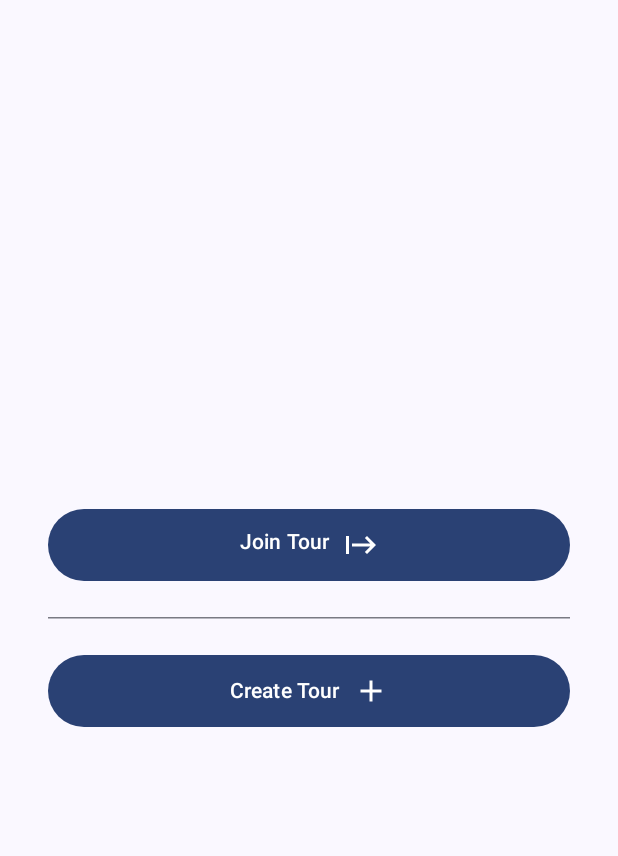
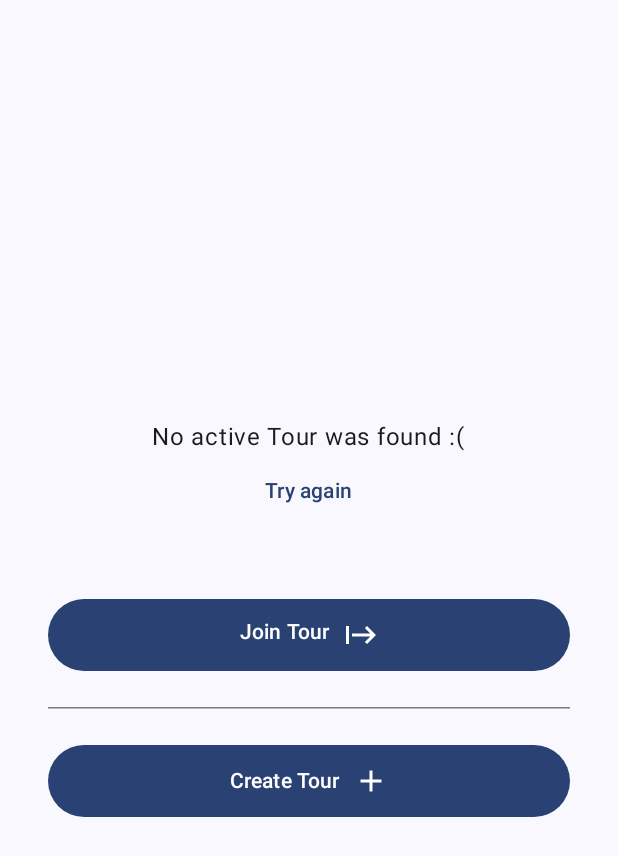
Before and after one commit to TheConsoleLog/android-module, an Android app built with Jetpack Compose: the composable NoTourScreen shown on its own in the app's theme, on a phone screen of 412 x 824 dp. Shown: the top 856 px of the screen. Run offline under Robolectric (Android 15) with nearby library versions, the phone set to English and light mode, and no system bars.

Commit message:
feat: ability to reload the tour stage after initial 404 not found

```diff
--- a/app/src/main/java/at/htlwels/ires/view/main/tour/NoTourScreen.kt
+++ b/app/src/main/java/at/htlwels/ires/view/main/tour/NoTourScreen.kt
@@ -13,7 +13,9 @@ import androidx.compose.material3.Button
 import androidx.compose.material3.HorizontalDivider
 import androidx.compose.material3.Icon
 import androidx.compose.material3.Text
+import androidx.compose.material3.TextButton
 import androidx.compose.runtime.Composable
+import androidx.compose.ui.Alignment
 import androidx.compose.ui.Modifier
 import androidx.compose.ui.res.painterResource
 import androidx.compose.ui.unit.dp
@@ -30,8 +32,16 @@ fun NoTourScreen(
         modifier = Modifier
             .fillMaxSize()
             .padding(32.dp),
-        verticalArrangement = Arrangement.Center
+        verticalArrangement = Arrangement.Center,
+        horizontalAlignment = Alignment.CenterHorizontally
     ) {
+
+        Text("No active Tour was found :(")
+        TextButton(onClick = { viewModel.fetchUserTour() }) {
+            Text("Try again")
+        }
+
+        VerticalSpacer(48)
 
         Button(
             modifier = Modifier
--- a/app/src/main/java/at/htlwels/ires/view/main/tour/TourScreen.kt
+++ b/app/src/main/java/at/htlwels/ires/view/main/tour/TourScreen.kt
@@ -1,12 +1,11 @@
 package at.htlwels.ires.view.main.tour
 
-import androidx.compose.material3.CircularProgressIndicator
 import androidx.compose.runtime.Composable
 import androidx.compose.runtime.LaunchedEffect
 import at.htlwels.bonfire.view.auth.ErrorText
 import at.htlwels.ires.control.TourViewModel
 import at.htlwels.ires.model.Resource
-
+import at.htlwels.ires.view.ProgressIndicatorBox
 import retrofit2.HttpException
 
 @Composable
@@ -18,7 +17,7 @@ fun TourScreen(viewModel: TourViewModel){
 
     when(val tourstage = viewModel.tourStage.value){
         is Resource.Ready -> {  }
-        is Resource.Loading -> { CircularProgressIndicator() }
+        is Resource.Loading -> { ProgressIndicatorBox() }
         is Resource.Success -> { TourDetailScreen(tourstage.data.tour) }
         is Resource.Error -> {
             if(tourstage.details is HttpException && tourstage.details.code() == 404){
```
Also changed, not shown: app/src/main/java/at/htlwels/ires/view/Components.kt (+13 -0 lines).
